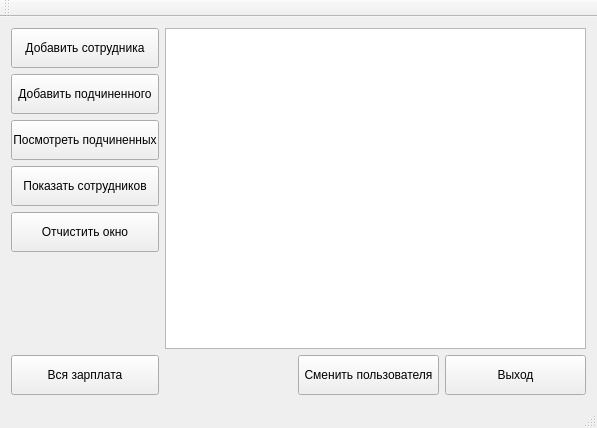
Before: the Qt Designer form Employees/mainwindow.ui in evgenysankovich/employee_system, drawn with Qt 5.
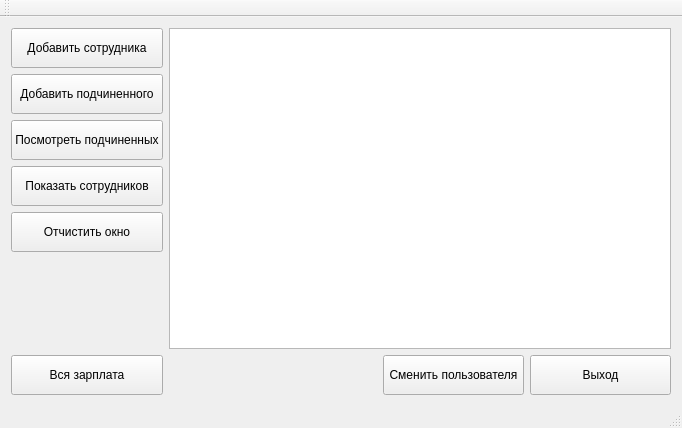
After: the same form once the commit is applied.

Commit message: Вставка записей и проверка ФИО по БД успешно!

Patch:
```diff
--- a/Employees/mainwindow.ui
+++ b/Employees/mainwindow.ui
@@ -6,7 +6,7 @@
    <rect>
     <x>0</x>
     <y>0</y>
-    <width>597</width>
+    <width>682</width>
     <height>428</height>
    </rect>
   </property>
```
Left out of the diff: 2 changed lines with no effect on the pictures. The commit also changes 1 other file.
